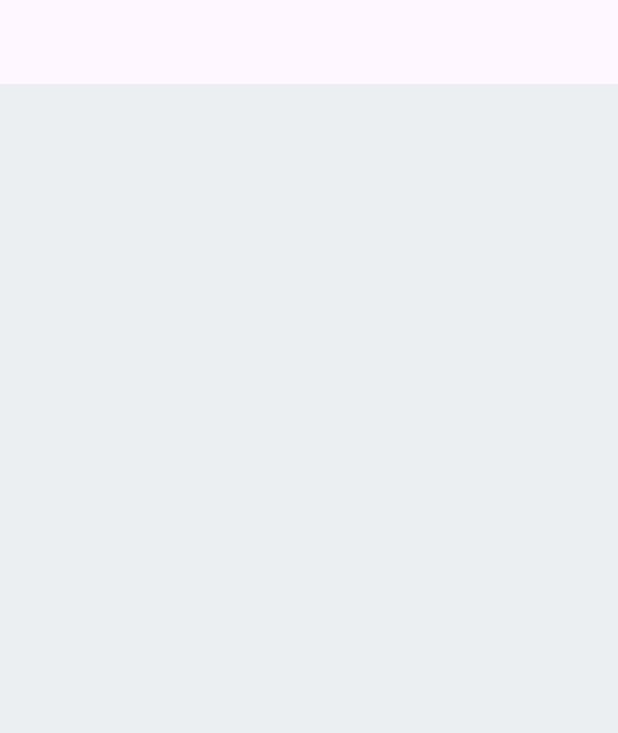
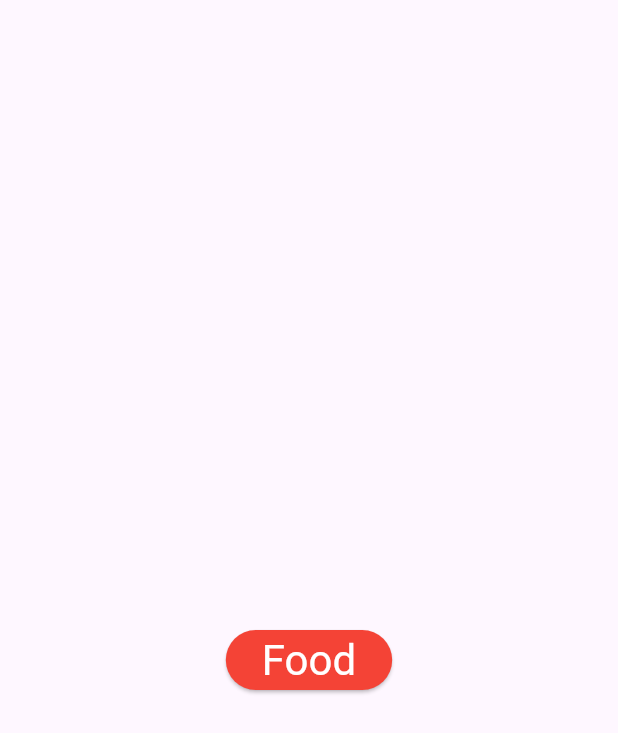
Before and after one commit to muhammetsalihaslan/firstflutterproject, a Flutter app: the screen it shows after launch, on a phone screen of 412 x 824 dp. Shown: the top 733 px of the screen. Run offline on Flutter 3.47's test engine with Material 3 defaults, Android fonts, the phone set to English and light mode, and no system bars.

Commit message:
customwidget

```diff
--- /dev/null
+++ b/flutter_application_1/lib/101/custom_widget_learn.dart
@@ -0,0 +1,31 @@
+import 'package:flutter/material.dart';
+
+class CustomWidgetLearn extends StatelessWidget {
+  const CustomWidgetLearn({super.key});
+
+  @override
+  Widget build(BuildContext context) {
+    return Scaffold(
+      appBar: AppBar(),
+      body: Center(
+          child: ElevatedButton(
+              style: ElevatedButton.styleFrom(
+                  backgroundColor: _ColorsUtility.redColor),
+              onPressed: () {},
+              child: Text(
+                "Food",
+                style: Theme.of(context)
+                    .textTheme
+                    .headlineMedium
+                    ?.copyWith(color: Colors.white),
+              ))),
+    );
+  }
+}
+
+class _ColorsUtility {
+  static const Color redColor = Colors.red;
+}
+
+
+// Kural: Birden fazla yerde kullanılacak buttonlar class içinde verilmesi gerekir
--- a/flutter_application_1/lib/main.dart
+++ b/flutter_application_1/lib/main.dart
@@ -1,5 +1,5 @@
 import 'package:flutter/material.dart';
-import 'package:flutter_application_1/101/node_demos_app.dart';
+import 'package:flutter_application_1/101/custom_widget_learn.dart';
 
 void main() {
   runApp(const MyApp());
@@ -15,7 +15,7 @@ class MyApp extends StatelessWidget {
       debugShowCheckedModeBanner: false,
       theme: ThemeData(
           appBarTheme: const AppBarTheme(centerTitle: true, elevation: 0)),
-      home: const NoteDemos(),
+      home: const CustomWidgetLearn(),
     );
   }
 }
```
